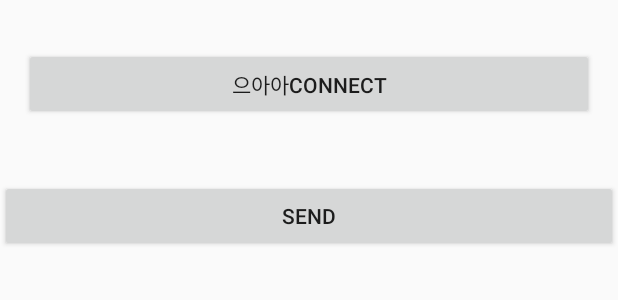
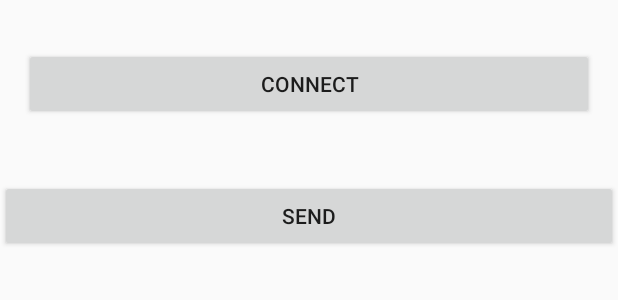
Before and after one commit to hse801/EyeShoe, an Android app: the layout activity_main.xml on its own in the app's theme, with its tools: preview values and no code run, on a phone screen of 412 x 824 dp. Shown: the top 300 px of the screen. Run offline under Robolectric (Android 15) with nearby library versions, the light colour scheme and no system bars.

Commit message:
버튼 이름 다시 바꿈

```diff
--- a/app/src/main/res/layout/activity_main.xml
+++ b/app/src/main/res/layout/activity_main.xml
@@ -18,7 +18,7 @@
         android:layout_marginEnd="16dp"
         android:layout_marginRight="16dp"
         android:layout_marginBottom="32dp"
-        android:text="으아아CONNECT" />
+        android:text="CONNECT" />
 
     <Button
         android:id="@+id/btnSend"
```
